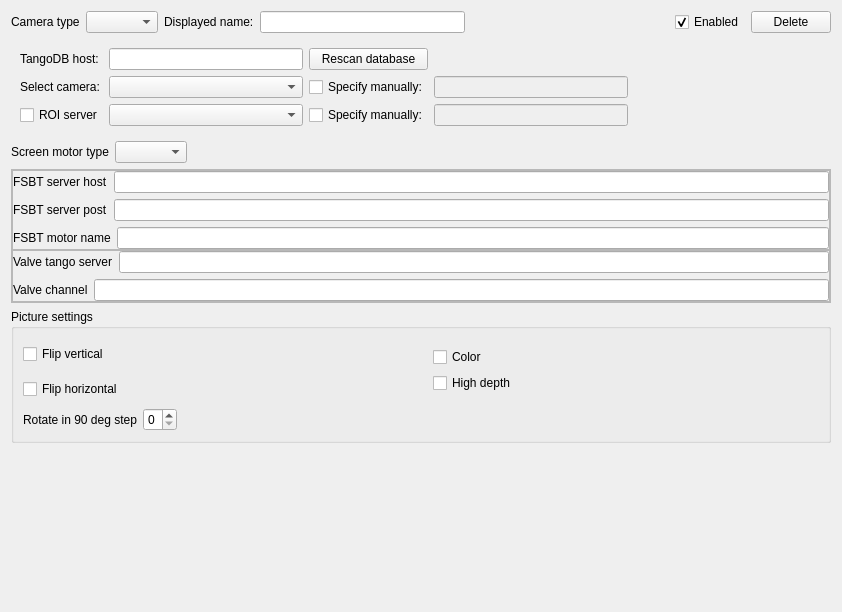
Old version of the form uis/CameraSettings.ui in the repository yamedvedya/camera_viewer.
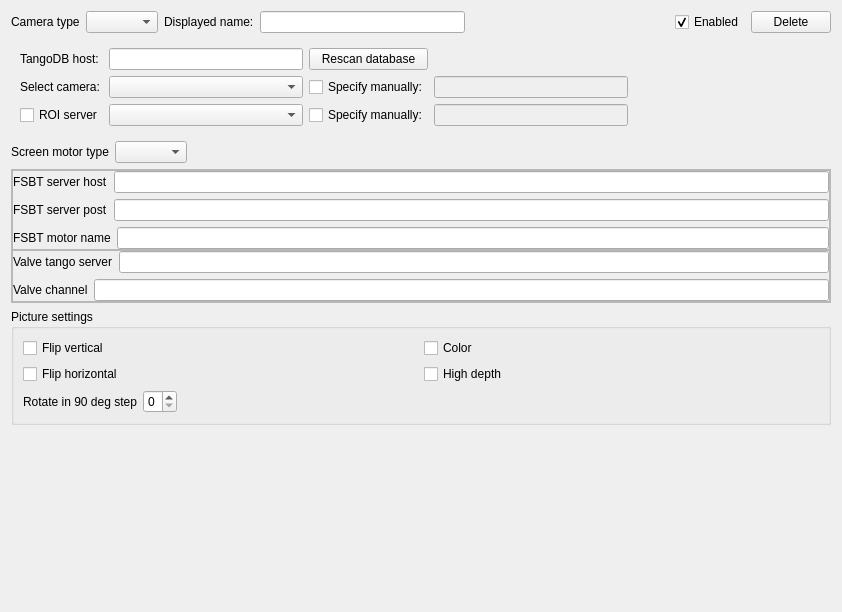
New version of the form.

Commit message: AXIS Camera added

What changed in the file:
```diff
--- a/uis/CameraSettings.ui
+++ b/uis/CameraSettings.ui
@@ -383,40 +383,14 @@
         </property>
        </widget>
       </item>
-      <item row="0" column="1" rowspan="2">
-       <widget class="QFrame" name="fr_vimba_picture_setings">
-        <property name="frameShape">
-         <enum>QFrame::NoFrame</enum>
-        </property>
-        <property name="frameShadow">
-         <enum>QFrame::Raised</enum>
-        </property>
-        <layout class="QVBoxLayout" name="verticalLayout_6">
-         <item>
-          <widget class="QCheckBox" name="chk_color">
-           <property name="text">
-            <string>Color</string>
-           </property>
-          </widget>
-         </item>
-         <item>
-          <widget class="QCheckBox" name="chk_high_depth">
-           <property name="text">
-            <string>High depth</string>
-           </property>
-          </widget>
-         </item>
-        </layout>
-       </widget>
-      </item>
-      <item row="1" column="0">
+      <item row="3" column="0">
        <widget class="QCheckBox" name="chk_flip_h">
         <property name="text">
          <string>Flip horizontal</string>
         </property>
        </widget>
       </item>
-      <item row="2" column="0" colspan="2">
+      <item row="4" column="0" colspan="2">
        <layout class="QHBoxLayout" name="horizontalLayout_3">
         <item>
          <widget class="QLabel" name="label_6">
@@ -447,6 +421,20 @@
         </item>
        </layout>
       </item>
+      <item row="0" column="1">
+       <widget class="QCheckBox" name="chk_color">
+        <property name="text">
+         <string>Color</string>
+        </property>
+       </widget>
+      </item>
+      <item row="3" column="1">
+       <widget class="QCheckBox" name="chk_high_depth">
+        <property name="text">
+         <string>High depth</string>
+        </property>
+       </widget>
+      </item>
      </layout>
     </widget>
    </item>
```
The commit also changes 20 other files.
